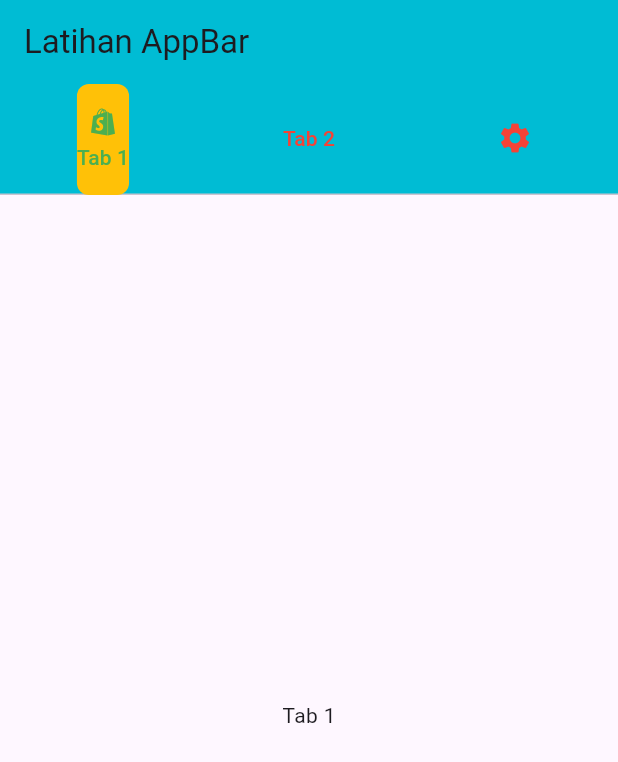
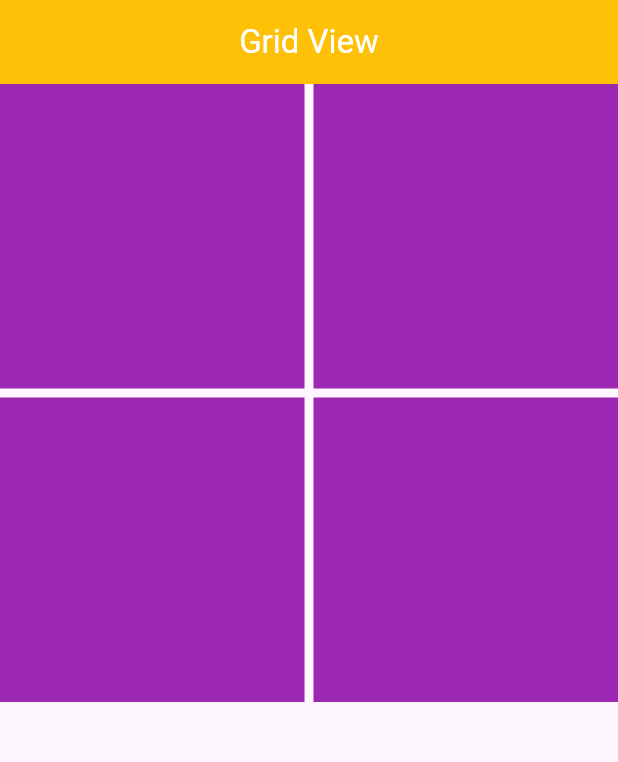
Before and after one commit to bibitdev/flutter_basic_wkuldii, a Flutter app: the screen it shows after launch, on a phone screen of 412 x 824 dp. Shown: the top 762 px of the screen. Run offline on Flutter 3.47's test engine with Material 3 defaults, Android fonts, the phone set to English and light mode, and no system bars; our stand-ins replace faker.

Commit message:
GridView

```diff
--- /dev/null
+++ b/lib/grid_view.dart
@@ -0,0 +1,67 @@
+import 'dart:math';
+
+import 'package:flutter/material.dart';
+
+class GridViews extends StatelessWidget {
+  final List<Container> listContainer = List.generate(60, (index) {
+    return Container(
+      width: 150,
+      color: Color.fromARGB(
+        255,
+        Random().nextInt(256),
+        Random().nextInt(256),
+        Random().nextInt(256),
+      ),
+    );
+  });
+  @override
+  Widget build(BuildContext context) {
+    return Scaffold(
+      appBar: AppBar(
+        title: const Center(
+          child: Text(
+            'Grid View',
+            style: TextStyle(color: Colors.white),
+          ),
+        ),
+        backgroundColor: Colors.amber,
+      ),
+      // body: GridView(
+      //   padding: const EdgeInsets.all(8.0),
+      //   gridDelegate: const SliverGridDelegateWithFixedCrossAxisCount(
+      //     crossAxisCount: 4,
+      //     crossAxisSpacing: 10,
+      //     mainAxisSpacing: 10,
+      //     childAspectRatio: 3 / 4,
+      //   ),
+      //   children: listContainer,
+      // ),
+      // body: GridView.count(
+      //   crossAxisCount: 2,
+      //   crossAxisSpacing: 10,
+      //   mainAxisSpacing: 10,
+      //   children: listContainer,
+      // ),
+      body: GridView.builder(
+        padding: EdgeInsets.zero,
+        gridDelegate: const SliverGridDelegateWithFixedCrossAxisCount(
+          childAspectRatio: 1.0,
+          crossAxisCount: 2,
+          mainAxisSpacing: 6,
+          crossAxisSpacing: 6,
+        ),
+        itemCount: 4,
+        shrinkWrap: true,
+        physics: const ScrollPhysics(),
+        itemBuilder: (BuildContext context, int index) {
+          return Container(
+            color: Colors.purple,
+            child: const Column(
+              children: [],
+            ),
+          );
+        },
+      ),
+    );
+  }
+}
--- a/lib/main.dart
+++ b/lib/main.dart
@@ -2,6 +2,7 @@ import 'package:flutter/material.dart';
 import 'package:flutter_basic_with_kuldii/appbar.dart';
 import 'package:flutter_basic_with_kuldii/date_format.dart';
 import 'package:flutter_basic_with_kuldii/extract_widget.dart';
+import 'package:flutter_basic_with_kuldii/grid_view.dart';
 import 'package:flutter_basic_with_kuldii/list_tile.dart';
 import 'package:flutter_basic_with_kuldii/list_view.dart';
 import 'package:flutter_basic_with_kuldii/mapping_list.dart';
@@ -21,7 +22,7 @@ class MyApp extends StatelessWidget {
   Widget build(BuildContext context) {
     return MaterialApp(
       debugShowCheckedModeBanner: false,
-      home: TabBars(),
+      home: GridViews(),
     );
   }
 }
```
